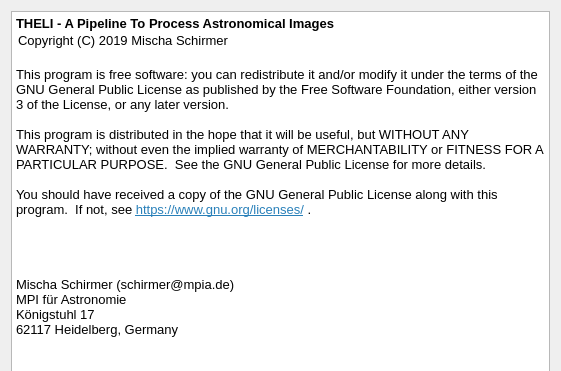
Above: src/readmes/license.ui from schirmermischa/THELI before the change; both pictures show x 0 to 561 and y 0 to 371 of the 561 by 579 pixel window. Below: the same form after it.
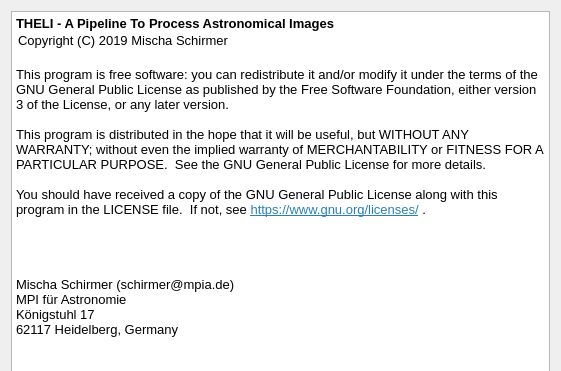
That is the form after the change. Icons and pictures are not drawn.

Diff of the .ui file:
```diff
--- a/src/readmes/license.ui
+++ b/src/readmes/license.ui
@@ -33,7 +33,7 @@
 &lt;p style=&quot;-qt-paragraph-type:empty; margin-top:0px; margin-bottom:0px; margin-left:0px; margin-right:0px; -qt-block-indent:0; text-indent:0px;&quot;&gt;&lt;br /&gt;&lt;/p&gt;
 &lt;p style=&quot; margin-top:0px; margin-bottom:0px; margin-left:0px; margin-right:0px; -qt-block-indent:0; text-indent:0px;&quot;&gt;This program is distributed in the hope that it will be useful, but WITHOUT ANY WARRANTY; without even the implied warranty of MERCHANTABILITY or FITNESS FOR A PARTICULAR PURPOSE.  See the GNU General Public License for more details. &lt;/p&gt;
 &lt;p style=&quot;-qt-paragraph-type:empty; margin-top:0px; margin-bottom:0px; margin-left:0px; margin-right:0px; -qt-block-indent:0; text-indent:0px;&quot;&gt;&lt;br /&gt;&lt;/p&gt;
-&lt;p style=&quot; margin-top:0px; margin-bottom:0px; margin-left:0px; margin-right:0px; -qt-block-indent:0; text-indent:0px;&quot;&gt;You should have received a copy of the GNU General Public License along with this program.  If not, see &lt;a href=&quot;https://www.gnu.org/licenses/&quot;&gt;&lt;span style=&quot; text-decoration: underline; color:#2980b9;&quot;&gt;https://www.gnu.org/licenses/&lt;/span&gt;&lt;/a&gt; .&lt;/p&gt;
+&lt;p style=&quot; margin-top:0px; margin-bottom:0px; margin-left:0px; margin-right:0px; -qt-block-indent:0; text-indent:0px;&quot;&gt;You should have received a copy of the GNU General Public License along with this program in the LICENSE file.  If not, see &lt;a href=&quot;https://www.gnu.org/licenses/&quot;&gt;&lt;span style=&quot; text-decoration: underline; color:#2980b9;&quot;&gt;https://www.gnu.org/licenses/&lt;/span&gt;&lt;/a&gt; .&lt;/p&gt;
 &lt;p style=&quot;-qt-paragraph-type:empty; margin-top:0px; margin-bottom:0px; margin-left:0px; margin-right:0px; -qt-block-indent:0; text-indent:0px;&quot;&gt;&lt;br /&gt;&lt;/p&gt;
 &lt;p align=&quot;center&quot; style=&quot; margin-top:0px; margin-bottom:0px; margin-left:0px; margin-right:0px; -qt-block-indent:0; text-indent:0px;&quot;&gt;&lt;img src=&quot;:/images/gpl.png&quot; /&gt;&lt;/p&gt;
 &lt;p style=&quot;-qt-paragraph-type:empty; margin-top:0px; margin-bottom:0px; margin-left:0px; margin-right:0px; -qt-block-indent:0; text-indent:0px;&quot;&gt;&lt;br /&gt;&lt;/p&gt;
```
Left out of the diff: 2 changed lines with no effect on the pictures.
